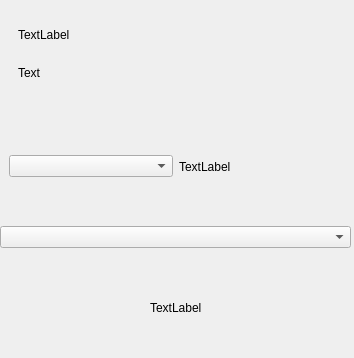
Above: levelupdialog.ui from Kenzocenzo/project_rpg before the change. Below: the same form after it.
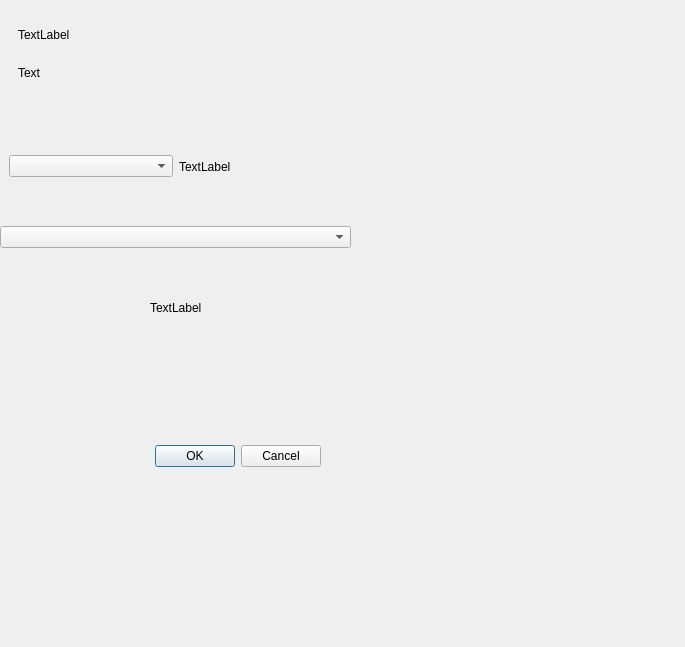
That is the form after the change.

```diff
--- a/levelupdialog.ui
+++ b/levelupdialog.ui
@@ -6,8 +6,8 @@
    <rect>
     <x>0</x>
     <y>0</y>
-    <width>354</width>
-    <height>358</height>
+    <width>685</width>
+    <height>647</height>
    </rect>
   </property>
   <property name="windowTitle">
```
